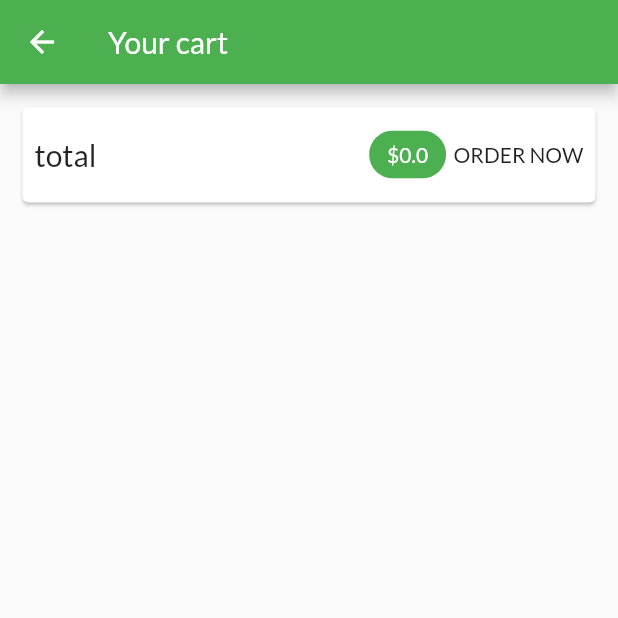
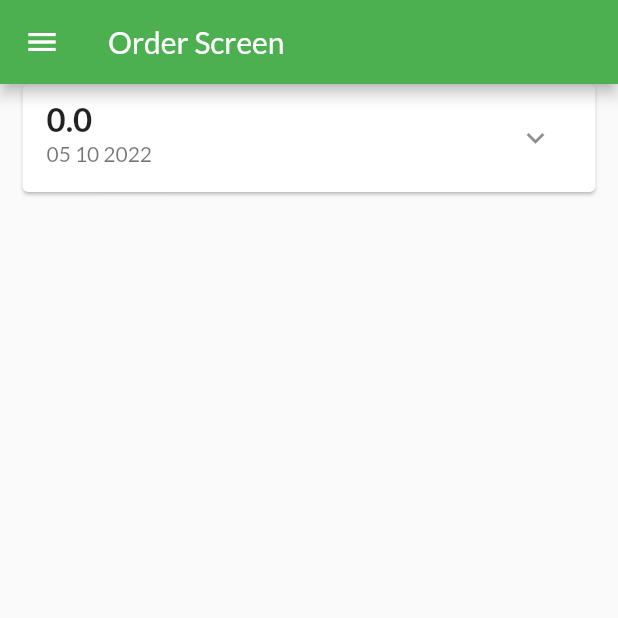
Before and after one commit to PhamTuanHung3011/re_state_management_shop, a Flutter app: the CartScreen screen opened by its route, after a tap on "total", on a phone screen of 412 x 824 dp, the top half of it. Run offline on Flutter 3.47's test engine with Material 2 defaults, Android fonts, the phone set to English and light mode, and no system bars; network calls fail.

Commit message:
Merge remote-tracking branch 'origin/master'

```diff
--- a/lib/providers/order_provider.dart
+++ b/lib/providers/order_provider.dart
@@ -0,0 +1,32 @@
+import 'package:flutter/cupertino.dart';
+
+import 'cart.dart';
+
+class Order with ChangeNotifier {
+  final String id;
+  final double amount;
+  final List<CartItem> products;
+  final DateTime dateTime;
+
+  Order(
+      {required this.id,
+      required this.amount,
+      required this.products,
+      required this.dateTime});
+}
+
+class Orders with ChangeNotifier{
+  List<Order> _items = [];
+
+  List<Order> get items {
+    return [..._items];
+  }
+
+
+  void addOrder(List<CartItem> cartProduct, double total) {
+    _items.insert(0, Order(
+        id: DateTime.now().toString(),
+        amount: total, products: cartProduct, dateTime: DateTime.now()));
+    notifyListeners();
+  }
+}
--- a/lib/screens/cart_screen.dart
+++ b/lib/screens/cart_screen.dart
@@ -1,14 +1,17 @@
 import 'package:flutter/material.dart';
 import 'package:provider/provider.dart';
 import 'package:re_state_management_shiop/providers/cart.dart';
+import 'package:re_state_management_shiop/screens/order_screen.dart';
 import 'package:re_state_management_shiop/widgets/cart_item.dart';
+
+import '../providers/order_provider.dart';
 
 class CartScreen extends StatelessWidget {
   static const routeName = '/cart_screen';
 
   @override
   Widget build(BuildContext context) {
-    final cart = Provider.of<Cart>(context, listen: false);
+    final cart = Provider.of<Cart>(context);
     return Scaffold(
       appBar: AppBar(
         title: Text('Your cart'),
@@ -18,9 +21,13 @@ class CartScreen extends StatelessWidget {
           GestureDetector(
             onTap: () {
               print('order');
+              Provider.of<Orders>(context, listen: false).addOrder(
+                  cart.items.values.toList(), cart.totalAmount);
+              Navigator.pushNamed(
+                  context, OrderScreen.routeName, arguments: cart);
+              cart.clean();
             },
             child: Card(
-
               margin: EdgeInsets.all(15),
               child: Padding(
                 padding: EdgeInsets.all(8),
@@ -34,7 +41,7 @@ class CartScreen extends StatelessWidget {
                     Spacer(),
                     Chip(
                       label: Text(
-                        '\$${cart.totalAmount.toString()}',
+                        '\$${cart.totalAmount.toStringAsFixed(2)}',
                         style: TextStyle(color: Colors.white),
                       ),
                       backgroundColor: Colors.green,
@@ -54,10 +61,11 @@ class CartScreen extends StatelessWidget {
           Expanded(
             child: ListView.builder(
               itemCount: cart.itemsCount,
-              itemBuilder: (ctx, i) => ChangeNotifierProvider.value(
-                value: cart.items.values.toList()[i],
-                child: CartItemWidget(),
-              ),
+              itemBuilder: (ctx, i) =>
+                  ChangeNotifierProvider.value(
+                    value: cart.items.values.toList()[i],
+                    child: CartItemWidget(cart.items.keys.toList()[i]),
+                  ),
             ),
           ),
         ],
--- a/lib/screens/order_screen.dart
+++ b/lib/screens/order_screen.dart
@@ -0,0 +1,26 @@
+import 'package:flutter/material.dart';
+import 'package:provider/provider.dart';
+import 'package:re_state_management_shiop/providers/order_provider.dart';
+import 'package:re_state_management_shiop/widgets/app_drawer.dart';
+
+import '../widgets/order_items.dart';
+class OrderScreen extends StatelessWidget {
+  static const routeName = '/order_screen';
+
+  @override
+  Widget build(BuildContext context) {
+    final orders = Provider.of<Orders>(context);
+    return Scaffold(
+      appBar: AppBar(
+        title: Text('Order Screen'),
+      ),
+      drawer: AppDrawer(),
+      body: ListView.builder(
+          itemCount: orders.items.length,
+          itemBuilder: (ctx, i) => ChangeNotifierProvider.value(
+              value: orders.items.toList()[i],
+          child: OrderItem(),
+          ) ),
+    );
+  }
+}
--- a/lib/widgets/order_items.dart
+++ b/lib/widgets/order_items.dart
@@ -0,0 +1,81 @@
+import 'dart:math';
+
+import 'package:flutter/material.dart';
+import 'package:intl/intl.dart';
+import 'package:provider/provider.dart';
+import 'package:re_state_management_shiop/providers/order_provider.dart';
+
+class OrderItem extends StatefulWidget {
+  @override
+  State<OrderItem> createState() => _OrderItemState();
+}
+
+class _OrderItemState extends State<OrderItem> {
+  bool _expanded = false;
+
+  @override
+  Widget build(BuildContext context) {
+    Order order = Provider.of<Order>(context);
+    return Card(
+      margin: EdgeInsets.symmetric(horizontal: 15),
+      child: Column(
+        children: [
+          ListTile(
+            trailing: IconButton(
+              onPressed: () {
+                setState(() {
+                  _expanded = !_expanded;
+                });
+              },
+              icon: Icon(_expanded ? Icons.expand_less : Icons.expand_more),
+            ),
+            title: Text('${order.amount}', style: TextStyle(fontSize: 22, fontWeight: FontWeight.bold),),
+            subtitle: Text(DateFormat('dd MM yyyy').format(order.dateTime)),
+          ),
+          if (_expanded)
+            Container(
+              padding: EdgeInsets.all(8),
+              margin: EdgeInsets.all(12),
+              height: min(order.products.length * 20.0 + 100, 180),
+              child: ListView(
+                children: order.products
+                    .map((prod) => Row(
+                          mainAxisAlignment: MainAxisAlignment.spaceBetween,
+                          children: [
+                            Text(
+                              prod.title,
+                              style: const TextStyle(
+                                  fontSize: 18, fontWeight: FontWeight.bold),
+                            ),
+                            const Spacer(),
+                            Text('${prod.quantity}',
+                                style: const TextStyle(
+                                    fontSize: 18, fontWeight: FontWeight.bold)),
+                            const SizedBox(
+                              width: 10,
+                            ),
+                            const Text('x',
+                                style: TextStyle(
+                                    fontSize: 18, fontWeight: FontWeight.bold)),
+                            const SizedBox(
+                              width: 10,
+                            ),
+                            Text('\$${prod.price}',
+                                style: const TextStyle(
+                                    fontSize: 18, fontWeight: FontWeight.bold)),
+                            const SizedBox(
+                              width: 10,
+                            ),
+                            Text('=   \$${prod.total()}',
+                                style: const TextStyle(
+                                    fontSize: 18, fontWeight: FontWeight.bold)),
+                          ],
+                        ))
+                    .toList(),
+              ),
+            )
+        ],
+      ),
+    );
+  }
+}
--- a/pubspec.yaml
+++ b/pubspec.yaml
@@ -34,6 +34,7 @@ dependencies:
   # The following adds the Cupertino Icons font to your application.
   # Use with the CupertinoIcons class for iOS style icons.
   cupertino_icons: ^1.0.2
+  intl: ^0.17.0
 
 dev_dependencies:
   flutter_test:
```
Also changed, not shown: lib/main.dart (+7 -1 lines), lib/providers/cart.dart (+44 -8 lines), lib/providers/product_provider.dart (+0 -12 lines), lib/screens/product_detail_screens.dart (+33 -4 lines), lib/screens/product_overview_screen.dart (+8 -3 lines), lib/widgets/app_drawer.dart (+33 -0 lines), lib/widgets/cart_item.dart (+27 -3 lines), lib/widgets/product_items.dart (+12 -1 lines), pubspec.lock, 2 other files.
